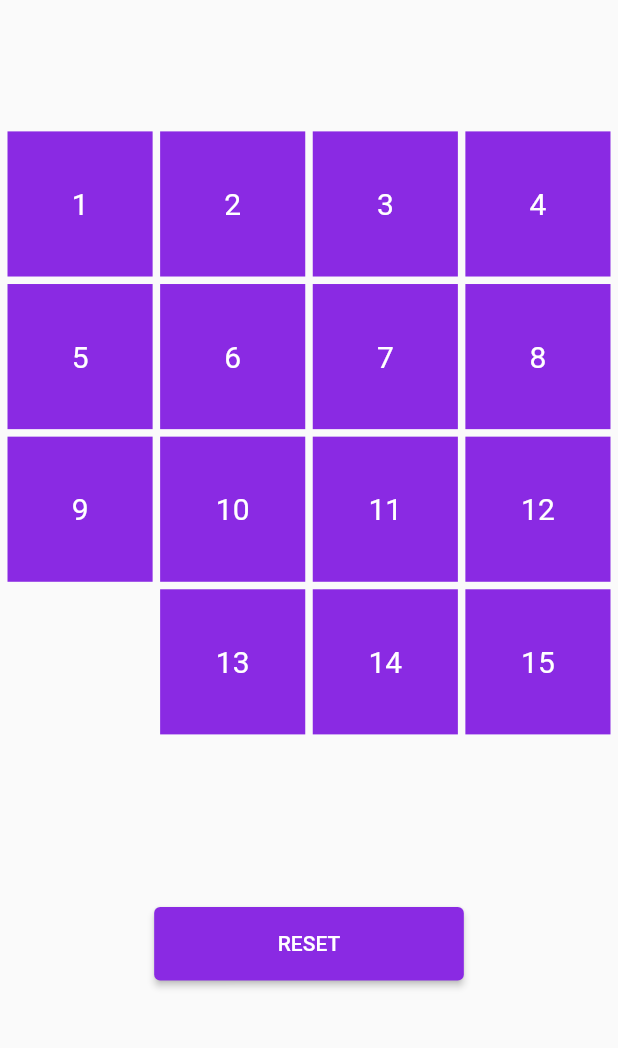
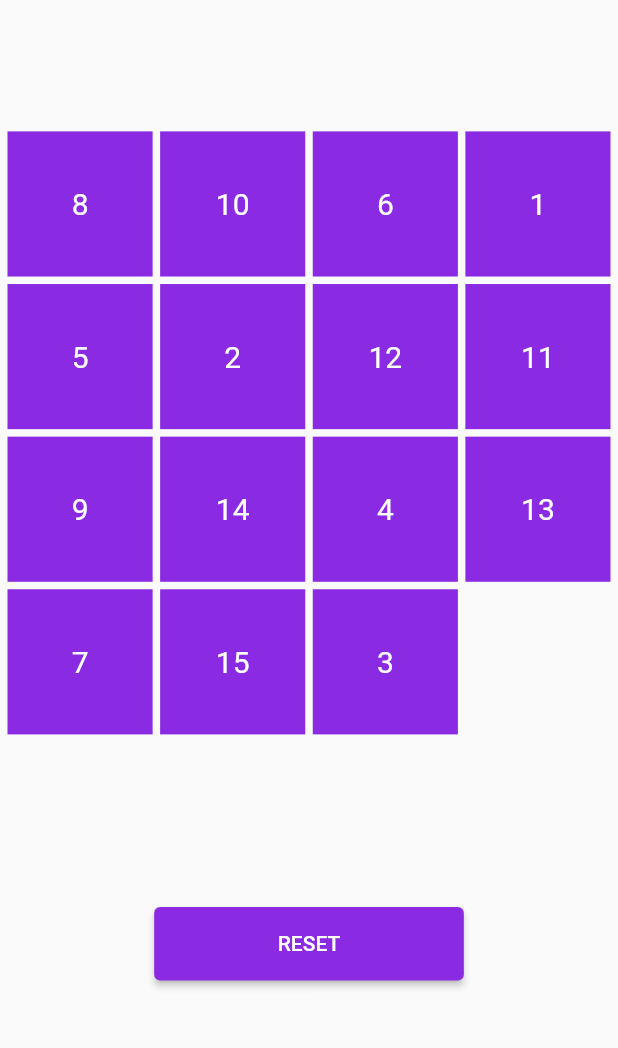
Before and after one commit to SaidazizxonFlutterDev/animation_puzzle, a Flutter app: the screen it shows after launch, after a tap on "RESET", on a phone screen of 412 x 824 dp, the part 132-1180 px from its top. Run offline on Flutter 3.47's test engine with Material 2 defaults, Android fonts, the light colour scheme and no system bars; our stand-ins replace awesome_dialog.

Commit message:
Reset button sozlandi

```diff
--- a/lib/provider/grid_item_provider.dart
+++ b/lib/provider/grid_item_provider.dart
@@ -3,7 +3,6 @@ import 'package:flutter/material.dart';
 
 class GridItemProvider extends ChangeNotifier {
   List myList = [1, 2, 3, 4, 5, 6, 7, 8, 9, 10, 11, 12, 0, 13, 14, 15];
-  List result = [1, 2, 3, 4, 5, 6, 7, 8, 9, 10, 11, 12, 13, 14, 15, 0];
 
   void clickBtn(BuildContext context, int index,) {
     if (index - 1 >= 0 && myList[index - 1] == 0 && index % 4 != 0 ||
@@ -44,4 +43,11 @@ class GridItemProvider extends ChangeNotifier {
       ).show();
     }
   }
+
+  void shuffleList(){
+    myList.shuffle();
+    notifyListeners();
+  }
+
+  get getList => myList;
 }
--- a/lib/widgets/my_button.dart
+++ b/lib/widgets/my_button.dart
@@ -3,9 +3,14 @@ import 'package:animation_puzzle/provider/grid_item_provider.dart';
 import 'package:flutter/material.dart';
 import 'package:provider/provider.dart';
 
-class MyButton extends StatelessWidget {
+class MyButton extends StatefulWidget {
   const MyButton({ Key? key }) : super(key: key);
 
+  @override
+  State<MyButton> createState() => _MyButtonState();
+}
+
+class _MyButtonState extends State<MyButton> {
   @override
   Widget build(BuildContext context) {
     double _h = MediaQuery.of(context).size.height;
@@ -14,7 +19,7 @@ class MyButton extends StatelessWidget {
       padding: EdgeInsets.symmetric(vertical: _h * 0.1, horizontal: _w * 0.03),
       child: ElevatedButton(
         onPressed: () {
-
+          context.read<GridItemProvider>().shuffleList();
         },
         child: const Text("RESET"),
         style: ElevatedButton.styleFrom(
--- a/lib/widgets/my_grid_view.dart
+++ b/lib/widgets/my_grid_view.dart
@@ -6,8 +6,9 @@ import 'package:flutter/material.dart';
 import 'package:provider/provider.dart';
 
 class MyGridView extends StatelessWidget {
-
-  MyGridView({Key? key,}) : super(key: key);
+  MyGridView({
+    Key? key,
+  }) : super(key: key);
 
   @override
   Widget build(BuildContext context) {
@@ -24,7 +25,7 @@ class MyGridView extends StatelessWidget {
           itemBuilder: (context, index) {
             return myList[index] != 0
                 ? GestureDetector(
-                  child: AnimatedContainer(
+                    child: AnimatedContainer(
                       duration: const Duration(milliseconds: 600),
                       color: ColorConst.primary,
                       alignment: Alignment.center,
@@ -33,10 +34,10 @@ class MyGridView extends StatelessWidget {
                           size: MyFontSize.normal,
                           color: Colors.white),
                     ),
-                    onTap: (){
+                    onTap: () {
                       context.read<GridItemProvider>().clickBtn(context, index);
                     },
-                )
+                  )
                 : AnimatedContainer(
                     duration: const Duration(milliseconds: 600),
                     color: ColorConst.invisible,
```
